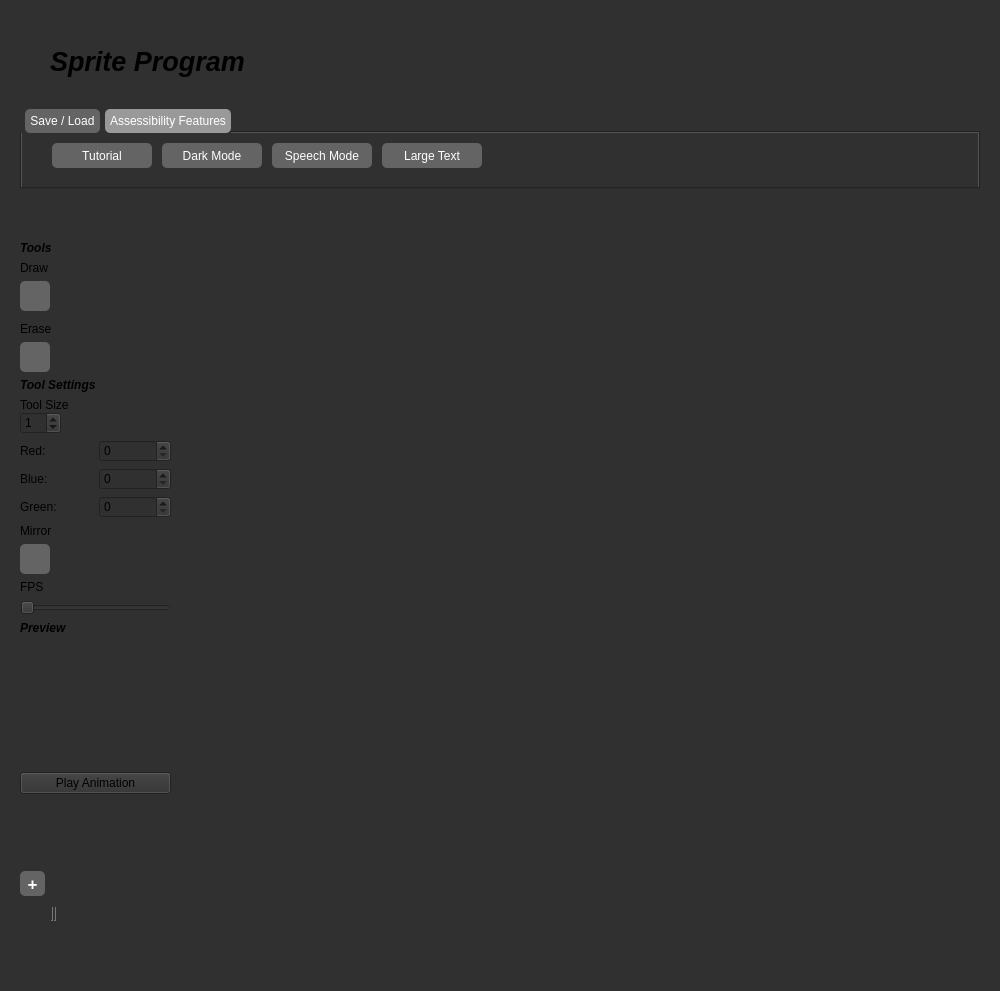
Qt form mainwindow.ui (landonwest815/sprite-editor) before a commit.
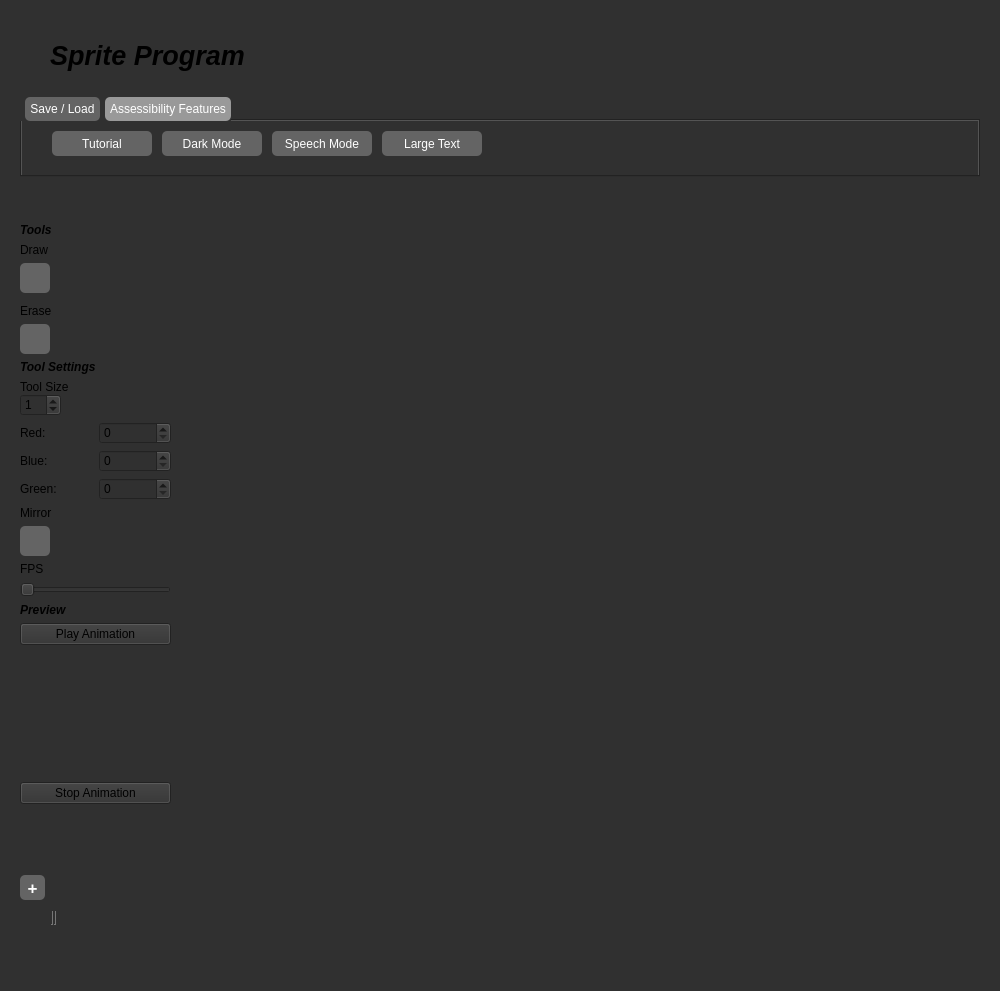
The same form after that commit. Icons and pictures are not drawn.

Commit message:
Finished implementing preview animation
implemented the preview animation for sprite editor

```diff
--- a/mainwindow.ui
+++ b/mainwindow.ui
@@ -912,6 +912,13 @@
           </property>
          </widget>
         </item>
+        <item>
+         <widget class="QPushButton" name="animateButton">
+          <property name="text">
+           <string>Play Animation</string>
+          </property>
+         </widget>
+        </item>
         <item>
          <widget class="QLabel" name="previewLabel">
           <property name="sizePolicy">
@@ -938,9 +945,9 @@
          </widget>
         </item>
         <item>
-         <widget class="QPushButton" name="animateButton">
+         <widget class="QPushButton" name="stopAnimation">
           <property name="text">
-           <string>Play Animation</string>
+           <string>Stop Animation</string>
           </property>
          </widget>
         </item>
```
Left out of the diff: 10 changed lines with no effect on the pictures. The commit also changes 4 other files.
